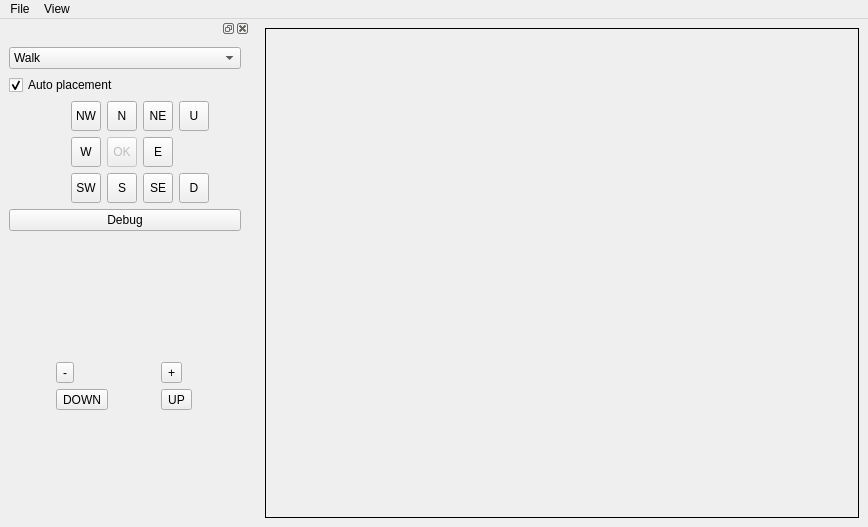
First picture: the form in version4/ui/main.ui, repository michael-donat/tf-mapper, before the edit.
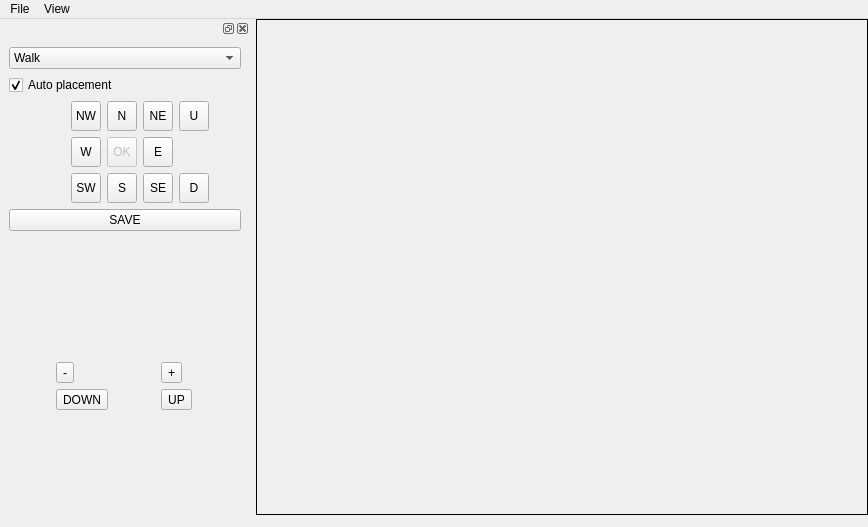
Second picture: the form after the edit.

Patch:
```diff
--- a/version4/ui/main.ui
+++ b/version4/ui/main.ui
@@ -14,8 +14,20 @@
    <string>MainWindow</string>
   </property>
   <widget class="QWidget" name="uiComponentCentralWidget">
-   <layout class="QGridLayout" name="gridLayout">
-    <item row="0" column="0">
+   <layout class="QHBoxLayout" name="horizontalLayout">
+    <property name="leftMargin">
+     <number>0</number>
+    </property>
+    <property name="topMargin">
+     <number>0</number>
+    </property>
+    <property name="rightMargin">
+     <number>0</number>
+    </property>
+    <property name="bottomMargin">
+     <number>12</number>
+    </property>
+    <item>
      <widget class="QFrame" name="uiMapViewFrame">
       <property name="sizePolicy">
        <sizepolicy hsizetype="Expanding" vsizetype="Expanding">
@@ -403,7 +415,7 @@
      <item row="3" column="2">
       <widget class="QPushButton" name="pushButton">
        <property name="text">
-        <string>Debug</string>
+        <string>SAVE</string>
        </property>
       </widget>
      </item>
```
